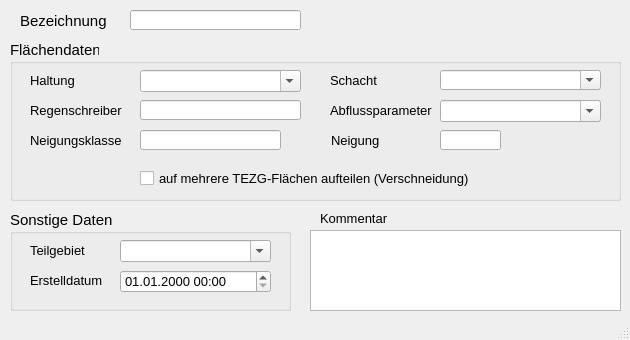
Qt form qkan/forms/qkan_flaechen.ui (SonkeHoffmann/QKan-1) before a commit.
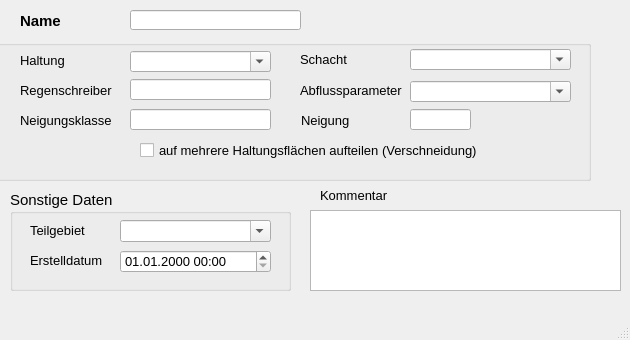
The same form after that commit. Custom widgets are drawn as their Qt base class.

The edit to the form file:
```diff
--- a/qkan/forms/qkan_flaechen.ui
+++ b/qkan/forms/qkan_flaechen.ui
@@ -48,19 +48,21 @@
      <font>
       <family>Tahoma</family>
       <pointsize>11</pointsize>
+      <weight>75</weight>
+      <bold>true</bold>
      </font>
     </property>
     <property name="text">
-     <string>Bezeichnung</string>
+     <string>Name</string>
     </property>
    </widget>
    <widget class="QLabel" name="label_14">
     <property name="geometry">
      <rect>
       <x>320</x>
-      <y>210</y>
+      <y>185</y>
       <width>81</width>
-      <height>16</height>
+      <height>21</height>
      </rect>
     </property>
     <property name="text">
@@ -87,7 +89,7 @@
     <property name="geometry">
      <rect>
       <x>310</x>
-      <y>230</y>
+      <y>210</y>
       <width>311</width>
       <height>81</height>
      </rect>
@@ -102,10 +104,10 @@
    <widget class="QGroupBox" name="groupBox_2">
     <property name="geometry">
      <rect>
-      <x>10</x>
+      <x>-20</x>
       <y>40</y>
       <width>611</width>
-      <height>161</height>
+      <height>141</height>
      </rect>
     </property>
     <property name="font">
@@ -115,13 +117,13 @@
      </font>
     </property>
     <property name="title">
-     <string>Flächendaten</string>
+     <string/>
     </property>
     <widget class="QLabel" name="label_3">
      <property name="geometry">
       <rect>
-       <x>20</x>
-       <y>90</y>
+       <x>40</x>
+       <y>70</y>
        <width>111</width>
        <height>21</height>
       </rect>
@@ -139,10 +141,10 @@
     <widget class="QLineEdit" name="neigkl">
      <property name="geometry">
       <rect>
-       <x>130</x>
-       <y>90</y>
+       <x>150</x>
+       <y>69</y>
        <width>141</width>
-       <height>20</height>
+       <height>21</height>
       </rect>
      </property>
      <property name="font">
@@ -161,8 +163,8 @@
     <widget class="QLabel" name="label_5">
      <property name="geometry">
       <rect>
-       <x>20</x>
-       <y>60</y>
+       <x>40</x>
+       <y>40</y>
        <width>111</width>
        <height>21</height>
       </rect>
@@ -180,10 +182,10 @@
     <widget class="QLineEdit" name="regenschreiber">
      <property name="geometry">
       <rect>
-       <x>130</x>
-       <y>60</y>
-       <width>161</width>
-       <height>20</height>
+       <x>150</x>
+       <y>39</y>
+       <width>141</width>
+       <height>21</height>
       </rect>
      </property>
      <property name="font">
@@ -202,8 +204,8 @@
     <widget class="QLabel" name="label_20">
      <property name="geometry">
       <rect>
-       <x>20</x>
-       <y>30</y>
+       <x>40</x>
+       <y>10</y>
        <width>91</width>
        <height>21</height>
       </rect>
@@ -222,9 +224,9 @@
      <property name="geometry">
       <rect>
        <x>430</x>
-       <y>60</y>
+       <y>41</y>
        <width>161</width>
-       <height>22</height>
+       <height>21</height>
       </rect>
      </property>
      <property name="font">
@@ -246,10 +248,10 @@
     <widget class="QComboBox" name="haltnam">
      <property name="geometry">
       <rect>
-       <x>130</x>
-       <y>30</y>
-       <width>161</width>
-       <height>22</height>
+       <x>150</x>
+       <y>11</y>
+       <width>141</width>
+       <height>21</height>
       </rect>
      </property>
      <property name="font">
@@ -272,7 +274,7 @@
      <property name="geometry">
       <rect>
        <x>320</x>
-       <y>60</y>
+       <y>40</y>
        <width>111</width>
        <height>21</height>
       </rect>
@@ -290,10 +292,10 @@
     <widget class="QCheckBox" name="aufteilen">
      <property name="geometry">
       <rect>
-       <x>130</x>
-       <y>130</y>
+       <x>160</x>
+       <y>100</y>
        <width>391</width>
-       <height>17</height>
+       <height>21</height>
       </rect>
      </property>
      <property name="font">
@@ -303,16 +305,16 @@
       </font>
      </property>
      <property name="text">
-      <string>auf mehrere TEZG-Flächen aufteilen (Verschneidung)</string>
+      <string>auf mehrere Haltungsflächen aufteilen (Verschneidung)</string>
      </property>
     </widget>
     <widget class="QComboBox" name="schnam">
      <property name="geometry">
       <rect>
        <x>430</x>
-       <y>30</y>
+       <y>9</y>
        <width>161</width>
-       <height>20</height>
+       <height>21</height>
       </rect>
      </property>
      <property name="font">
@@ -335,9 +337,9 @@
      <property name="geometry">
       <rect>
        <x>320</x>
-       <y>30</y>
+       <y>9</y>
        <width>80</width>
-       <height>20</height>
+       <height>21</height>
       </rect>
      </property>
      <property name="font">
@@ -354,7 +356,7 @@
      <property name="geometry">
       <rect>
        <x>321</x>
-       <y>90</y>
+       <y>70</y>
        <width>91</width>
        <height>21</height>
       </rect>
@@ -375,9 +377,9 @@
      <property name="geometry">
       <rect>
        <x>430</x>
-       <y>90</y>
+       <y>69</y>
        <width>61</width>
-       <height>20</height>
+       <height>21</height>
       </rect>
      </property>
      <property name="font">
@@ -403,7 +405,7 @@
     <property name="geometry">
      <rect>
       <x>10</x>
-      <y>210</y>
+      <y>190</y>
       <width>281</width>
       <height>101</height>
      </rect>
```
Left out of the diff: 24 changed lines with no effect on the pictures.
